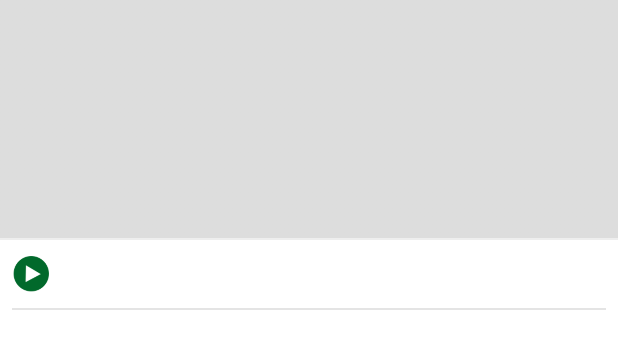
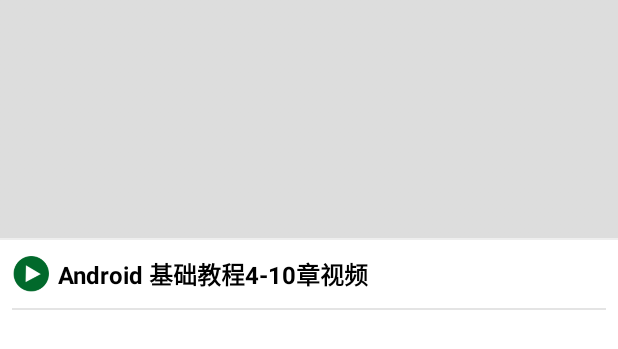
Before and after one commit to shiyifei07160734/Boxuegu1, an Android app: the layout main_view_course.xml on its own in the app's theme, with its tools: preview values and no code run, on a phone screen of 412 x 824 dp. Shown: the top 349 px of the screen. Run offline under Robolectric (Android 15) with nearby library versions, the phone set to English and light mode, and no system bars.

Commit message:
修改第一次

```diff
--- a/app/src/main/res/layout/main_view_course.xml
+++ b/app/src/main/res/layout/main_view_course.xml
@@ -20,7 +20,7 @@
             android:layout_marginLeft="5dp"
             android:gravity="center_vertical"
             android:text="Android 基础教程4-10章视频"
-            android:textColor="@android:color/white"
+            android:textColor="#000000"
             android:textSize="16sp"
             android:textStyle="bold"/>
     </LinearLayout>
```
